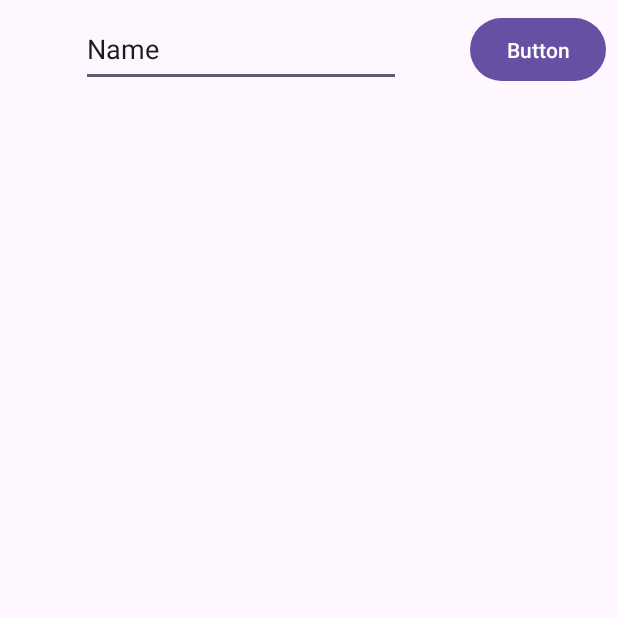
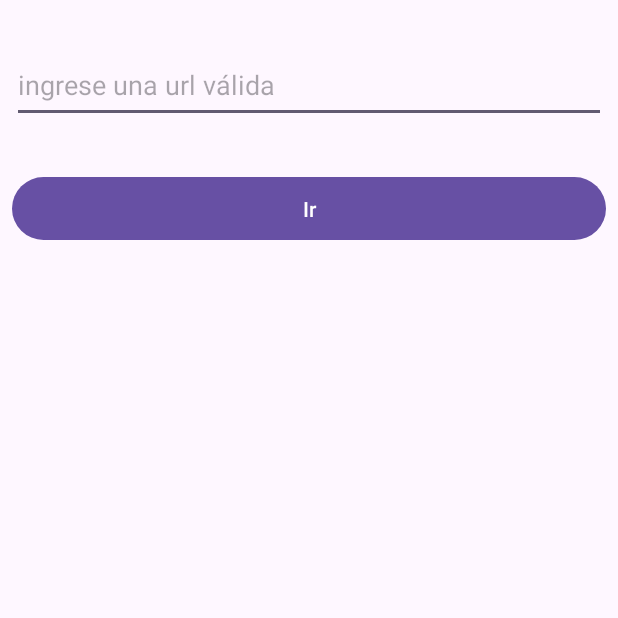
Before and after one commit to mexcat/WebView, an Android app: the screen it shows after launch (MainActivity), on a phone screen of 412 x 824 dp, the top half of it. Run offline under Robolectric (Android 15) with nearby library versions, the phone set to English and light mode, and no system bars.

Commit message:
Arreglos de texto e implemenacion de botones

```diff
--- a/app/src/main/java/cl/gencina/webview/MainActivity.java
+++ b/app/src/main/java/cl/gencina/webview/MainActivity.java
@@ -1,7 +1,6 @@
 package cl.gencina.webview;
 
 import androidx.appcompat.app.AppCompatActivity;
-import androidx.fragment.app.Fragment;
 import androidx.fragment.app.FragmentTransaction;
 
 import android.os.Bundle;
@@ -16,11 +15,11 @@ public class MainActivity extends AppCompatActivity {
         super.onCreate(savedInstanceState);
         binding = ActivityMainBinding.inflate(getLayoutInflater());
         setContentView(binding.getRoot());
-        callFragment("");
+        callFragment();
     }
 
-    private void callFragment(String url) {
-        SearchFragment navegador = SearchFragment.newInstance("","");
+    private void callFragment() {
+        SearchFragment navegador = SearchFragment.newInstance();
         FragmentTransaction transaction = getSupportFragmentManager().beginTransaction().replace(R.id.fcv, navegador, "NAVEGADOR");
         transaction.commit();
     }
--- a/app/src/main/java/cl/gencina/webview/SearchFragment.java
+++ b/app/src/main/java/cl/gencina/webview/SearchFragment.java
@@ -2,51 +2,24 @@ package cl.gencina.webview;
 
 import android.os.Bundle;
 
-import androidx.appcompat.app.AppCompatActivity;
 import androidx.fragment.app.Fragment;
 import androidx.fragment.app.FragmentTransaction;
-
 import android.view.LayoutInflater;
 import android.view.View;
 import android.view.ViewGroup;
 
 import cl.gencina.webview.databinding.FragmentSearchBinding;
-import cl.gencina.webview.databinding.FragmentWebViewBinding;
 
-/**
- * A simple {@link Fragment} subclass.
- * Use the {@link SearchFragment#newInstance} factory method to
- * create an instance of this fragment.
- */
 public class SearchFragment extends Fragment {
     private FragmentSearchBinding binding;
-    // TODO: Rename parameter arguments, choose names that match
-    // the fragment initialization parameters, e.g. ARG_ITEM_NUMBER
-    private static final String ARG_PARAM1 = "param1";
-    private static final String ARG_PARAM2 = "param2";
-
-    // TODO: Rename and change types of parameters
-    private String mParam1;
-    private String mParam2;
 
     public SearchFragment() {
         // Required empty public constructor
     }
 
-    /**
-     * Use this factory method to create a new instance of
-     * this fragment using the provided parameters.
-     *
-     * @param param1 Parameter 1.
-     * @param param2 Parameter 2.
-     * @return A new instance of fragment SearchFragment.
-     */
-    // TODO: Rename and change types and number of parameters
-    public static SearchFragment newInstance(String param1, String param2) {
+    public static SearchFragment newInstance() {
         SearchFragment fragment = new SearchFragment();
         Bundle args = new Bundle();
-        args.putString(ARG_PARAM1, param1);
-        args.putString(ARG_PARAM2, param2);
         fragment.setArguments(args);
         return fragment;
     }
@@ -54,10 +27,7 @@ public class SearchFragment extends Fragment {
     @Override
     public void onCreate(Bundle savedInstanceState) {
         super.onCreate(savedInstanceState);
-        if (getArguments() != null) {
-            mParam1 = getArguments().getString(ARG_PARAM1);
-            mParam2 = getArguments().getString(ARG_PARAM2);
-        }
+
     }
 
     @Override
--- a/app/src/main/java/cl/gencina/webview/WebViewFragment.java
+++ b/app/src/main/java/cl/gencina/webview/WebViewFragment.java
@@ -3,13 +3,10 @@ package cl.gencina.webview;
 import android.os.Bundle;
 
 import androidx.fragment.app.Fragment;
-import androidx.fragment.app.FragmentTransaction;
-
-import android.util.Log;
+import androidx.fragment.app.FragmentManager;
 import android.view.LayoutInflater;
 import android.view.View;
 import android.view.ViewGroup;
-import android.webkit.WebView;
 
 import cl.gencina.webview.databinding.FragmentWebViewBinding;
 
@@ -42,9 +39,12 @@ public class WebViewFragment extends Fragment {
                              Bundle savedInstanceState) {
         binding = FragmentWebViewBinding.inflate(getLayoutInflater(),container,false);
         binding.wvMuestra.loadUrl(url);
-        binding.btnVolver.setOnClickListener(v -> {});
+        binding.btnVolver.setOnClickListener(v -> back());
         return binding.getRoot();
     }
 
-
+    private void back(){
+        FragmentManager fm = getActivity().getSupportFragmentManager();
+        fm.popBackStack();
+    }
 }
--- a/app/src/main/res/layout/fragment_search.xml
+++ b/app/src/main/res/layout/fragment_search.xml
@@ -8,24 +8,27 @@
 
     <EditText
         android:id="@+id/et_web_direction"
-        android:layout_width="wrap_content"
+        android:layout_width="0dp"
         android:layout_height="50dp"
         android:layout_marginStart="8dp"
-        android:layout_marginTop="8dp"
+        android:layout_marginTop="32dp"
+        android:layout_marginEnd="8dp"
         android:ems="10"
+        android:hint="@string/insert_vaild_url"
         android:inputType="text"
-        android:text="Name"
-        app:layout_constraintEnd_toStartOf="@+id/btn_web"
+        app:layout_constraintEnd_toEndOf="parent"
         app:layout_constraintStart_toStartOf="parent"
         app:layout_constraintTop_toTopOf="parent" />
 
     <Button
         android:id="@+id/btn_web"
-        android:layout_width="wrap_content"
+        android:layout_width="0dp"
         android:layout_height="50dp"
-        android:layout_marginTop="8dp"
+        android:layout_marginStart="8dp"
+        android:layout_marginTop="32dp"
         android:layout_marginEnd="8dp"
-        android:text="Button"
+        android:text="@string/go"
         app:layout_constraintEnd_toEndOf="parent"
-        app:layout_constraintTop_toTopOf="parent" />
+        app:layout_constraintStart_toStartOf="parent"
+        app:layout_constraintTop_toBottomOf="@+id/et_web_direction" />
 </androidx.constraintlayout.widget.ConstraintLayout>
--- a/app/src/main/res/layout/fragment_web_view.xml
+++ b/app/src/main/res/layout/fragment_web_view.xml
@@ -23,7 +23,7 @@
         android:id="@+id/btn_volver"
         android:layout_width="0dp"
         android:layout_height="wrap_content"
-        android:text="Volver"
+        android:text="@string/back"
         app:layout_constraintBottom_toBottomOf="parent"
         app:layout_constraintEnd_toEndOf="parent"
         app:layout_constraintStart_toStartOf="parent" />
--- a/app/src/main/res/values/strings.xml
+++ b/app/src/main/res/values/strings.xml
@@ -2,4 +2,7 @@
     <string name="app_name">WebView</string>
     <!-- TODO: Remove or change this placeholder text -->
     <string name="hello_blank_fragment">Hello blank fragment</string>
+    <string name="insert_vaild_url">ingrese una url válida</string>
+    <string name="go">Ir</string>
+    <string name="back">Volver</string>
 </resources>
```
